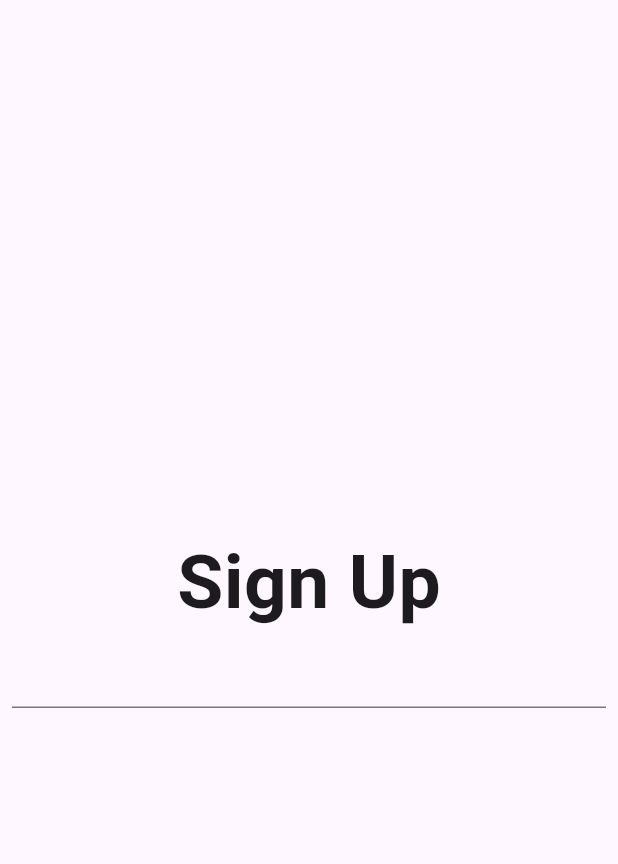
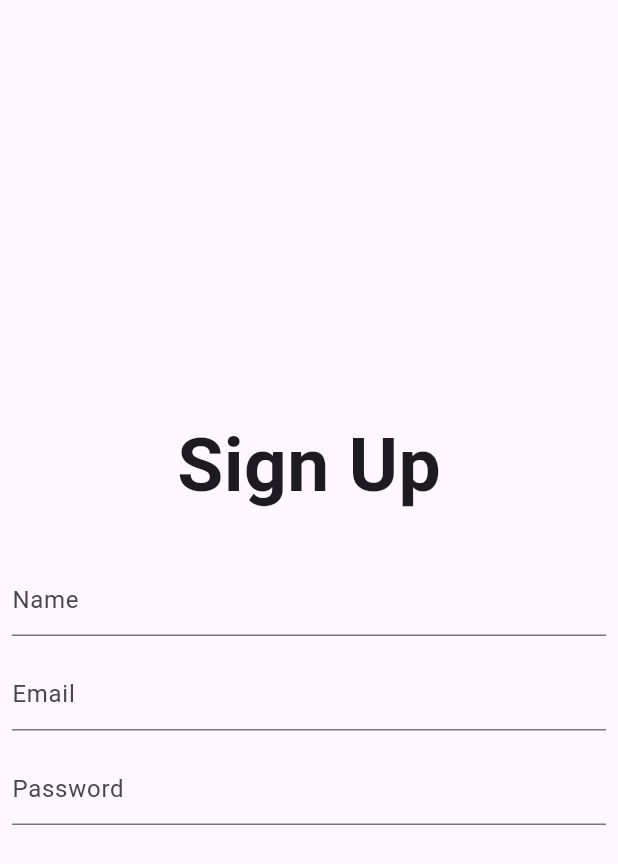
Before and after one commit to M-oses340/task-app, a Flutter app: the screen it shows after launch, on a phone screen of 412 x 824 dp. Shown: the top 864 px of the screen. Run offline on Flutter 3.47's test engine with Material 3 defaults, Android fonts, the phone set to English and light mode, and no system bars.

Commit message:
signup page

```diff
--- a/frontend/lib/features/auth/pages/signup_page.dart
+++ b/frontend/lib/features/auth/pages/signup_page.dart
@@ -34,7 +34,50 @@ class _SignupPageState extends State<SignupPage> {
                 fontWeight: FontWeight.bold,
               ),
             ),
-            TextFormField(),
+            const SizedBox(height: 30),
+            TextFormField(
+              controller: nameController,
+              decoration: const InputDecoration(
+                hintText: 'Name',
+              ),
+              validator: (value) {
+                if (value == null || value.trim().isEmpty) {
+                  return "Name field cannot be empty!";
+                }
+                return null;
+              },
+            ),
+            const SizedBox(height: 15),
+            TextFormField(
+              controller: emailController,
+              decoration: const InputDecoration(
+                hintText: 'Email',
+              ),
+              validator: (value) {
+                if (value == null ||
+                    value.trim().isEmpty ||
+                    !value.trim().contains("@")) {
+                  return "Email field is invalid!";
+                }
+                return null;
+              },
+            ),
+            const SizedBox(height: 15),
+            TextFormField(
+              controller: passwordController,
+              decoration: const InputDecoration(
+                hintText: 'Password',
+              ),
+              validator: (value) {
+                if (value == null ||
+                    value.trim().isEmpty ||
+                    value.trim().length <= 6) {
+                  return "Password field is invalid!";
+                }
+                return null;
+              },
+            ),
+
           ],
         ),
       ),
```
